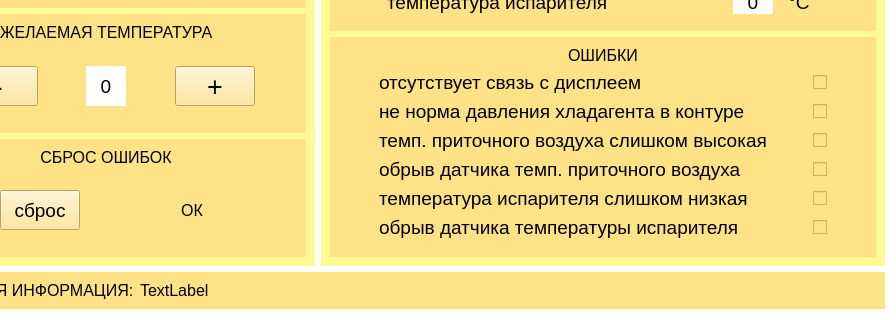
Qt form widget.ui (victocryl/imitator_tk3) before a commit; both pictures show x 114 to 1010 and y 369 to 689 of the 1010 by 689 pixel window.
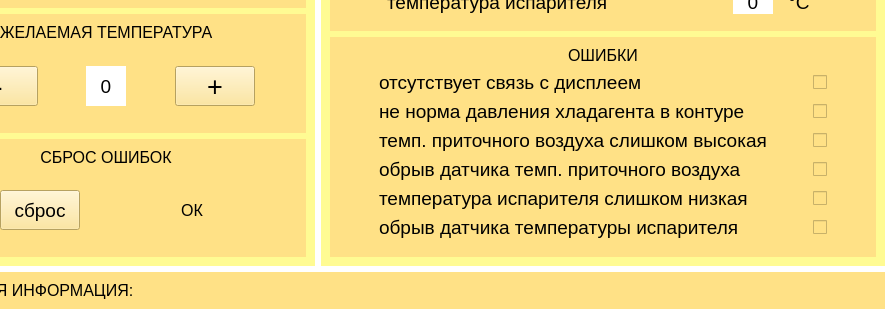
The same form after that commit.

```diff
--- a/widget.ui
+++ b/widget.ui
@@ -2074,7 +2074,7 @@
          </font>
         </property>
         <property name="text">
-         <string>TextLabel</string>
+         <string/>
         </property>
        </widget>
       </item>
```
